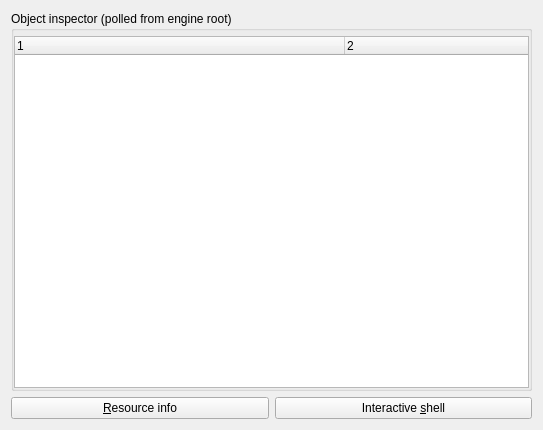
First picture: the form in inspector/coffeeinspector.ui, repository hbirchtree/coffeecutie, before the edit.
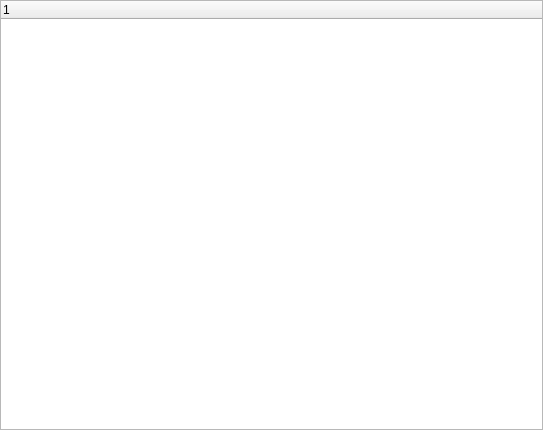
Second picture: the form after the edit.

```diff
--- a/inspector/coffeeinspector.ui
+++ b/inspector/coffeeinspector.ui
@@ -13,96 +13,29 @@
   <property name="windowTitle">
    <string>Coffee Inspector</string>
   </property>
-  <layout class="QVBoxLayout" name="verticalLayout">
-   <item>
-    <widget class="QGroupBox" name="groupBox">
-     <property name="title">
-      <string>Object inspector (polled from engine root)</string>
-     </property>
-     <layout class="QVBoxLayout" name="verticalLayout_2">
-      <property name="spacing">
-       <number>5</number>
+  <layout class="QGridLayout" name="gridLayout">
+   <property name="leftMargin">
+    <number>0</number>
+   </property>
+   <property name="topMargin">
+    <number>0</number>
+   </property>
+   <property name="rightMargin">
+    <number>0</number>
+   </property>
+   <property name="bottomMargin">
+    <number>0</number>
+   </property>
+   <property name="spacing">
+    <number>0</number>
+   </property>
+   <item row="0" column="0">
+    <widget class="QTreeWidget" name="objectView">
+     <column>
+      <property name="text">
+       <string notr="true">1</string>
       </property>
-      <property name="leftMargin">
-       <number>0</number>
-      </property>
-      <property name="topMargin">
-       <number>5</number>
-      </property>
-      <property name="rightMargin">
-       <number>0</number>
-      </property>
-      <property name="bottomMargin">
-       <number>0</number>
-      </property>
-      <item>
-       <widget class="QTreeWidget" name="inspectorWidget">
-        <property name="alternatingRowColors">
-         <bool>true</bool>
-        </property>
-        <property name="columnCount">
-         <number>2</number>
-        </property>
-        <attribute name="headerDefaultSectionSize">
-         <number>330</number>
-        </attribute>
-        <attribute name="headerStretchLastSection">
-         <bool>true</bool>
-        </attribute>
-        <column>
-         <property name="text">
-          <string notr="true">1</string>
-         </property>
-        </column>
-        <column>
-         <property name="text">
-          <string notr="true">2</string>
-         </property>
-        </column>
-       </widget>
-      </item>
-     </layout>
-    </widget>
-   </item>
-   <item>
-    <widget class="QFrame" name="frame">
-     <property name="frameShape">
-      <enum>QFrame::NoFrame</enum>
-     </property>
-     <property name="frameShadow">
-      <enum>QFrame::Plain</enum>
-     </property>
-     <property name="lineWidth">
-      <number>0</number>
-     </property>
-     <layout class="QHBoxLayout" name="horizontalLayout">
-      <property name="leftMargin">
-       <number>0</number>
-      </property>
-      <property name="topMargin">
-       <number>0</number>
-      </property>
-      <property name="rightMargin">
-       <number>0</number>
-      </property>
-      <property name="bottomMargin">
-       <number>0</number>
-      </property>
-      <item>
-       <widget class="QPushButton" name="rendererBtn">
-        <property name="text">
-         <string>&amp;Resource info</string>
-        </property>
-       </widget>
-      </item>
-      <item>
-       <widget class="QPushButton" name="pushButton">
-        <property name="text">
-         <string>Interactive &amp;shell</string>
-        </property>
-       </widget>
-      </item>
-     </layout>
+     </column>
     </widget>
    </item>
   </layout>
```
Left out of the diff: 5 changed lines with no effect on the pictures.
